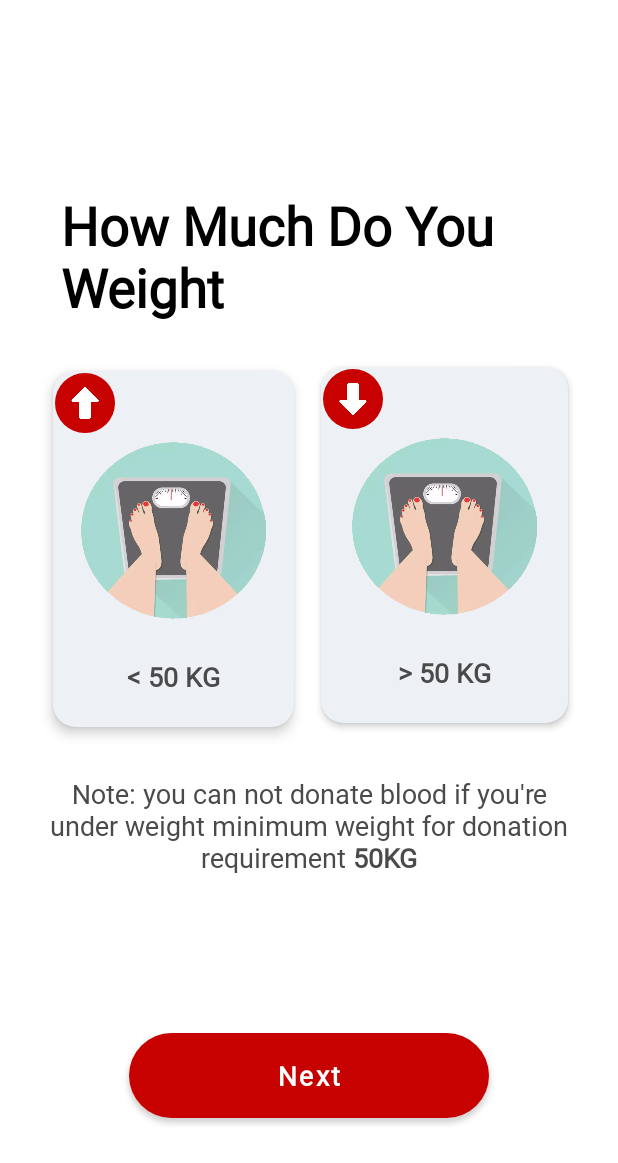
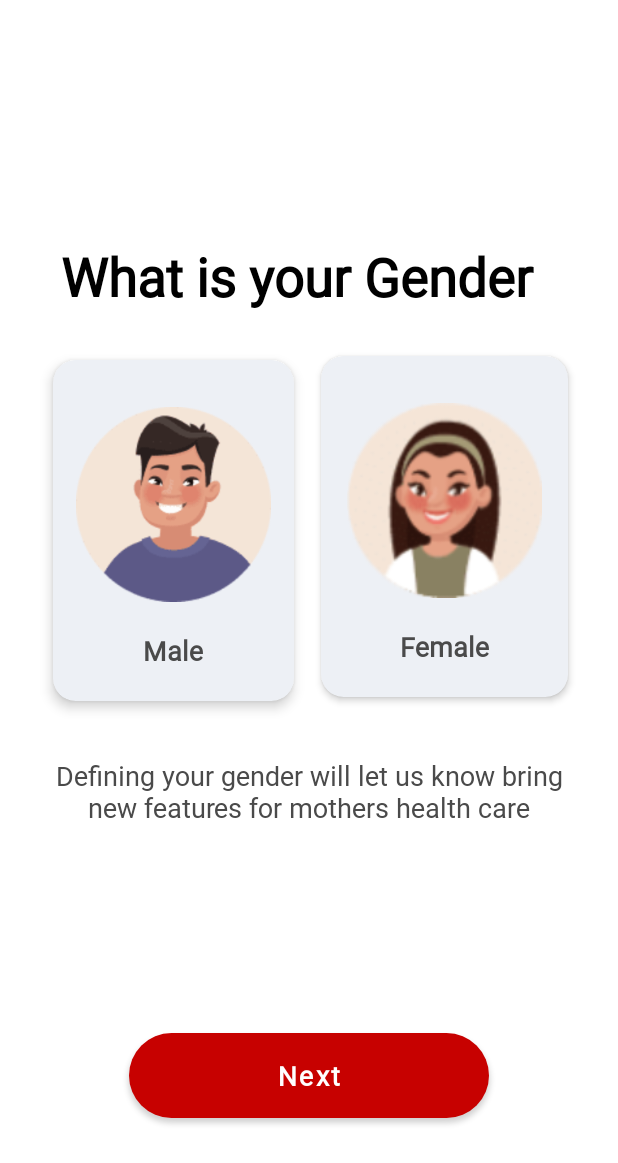
Before and after one commit to anikrakib/BloodDonation, an Android app: the fragment WeightFragment placed in its activity, after a tap on "Next", on a phone screen of 412 x 824 dp, the part 73-1236 px from its top. Run offline under Robolectric (Android 15) with nearby library versions, the phone set to English and light mode, and no system bars; 10 statements that could not run were skipped.

Commit message:
GenderFragment Design Complete

```diff
--- a/app/src/main/java/com/anikrakib/blooddonation/Fragment/BloodGroupFragment.java
+++ b/app/src/main/java/com/anikrakib/blooddonation/Fragment/BloodGroupFragment.java
@@ -66,16 +66,6 @@ public class BloodGroupFragment extends Fragment implements BloodGroupAdapter.On
             sendBundle.putString("social",receiveBundle.getString("social"));
             sendBundle.putString("bloodGroup",bloodGroup);
 
-            for (String key: sendBundle.keySet())
-            {
-                Log.d ("sendBundle", key + " is a key in the bundle");
-            }
-
-            for (String key: receiveBundle.keySet())
-            {
-                Log.d ("receiveBundle", key + " is a key in the bundle");
-            }
-
             WeightFragment weightFragment = new WeightFragment();
             weightFragment.setArguments(sendBundle);
             assert getFragmentManager() != null;
--- /dev/null
+++ b/app/src/main/java/com/anikrakib/blooddonation/Fragment/GenderFragment.java
@@ -0,0 +1,63 @@
+package com.anikrakib.blooddonation.Fragment;
+
+import android.os.Bundle;
+
+import androidx.fragment.app.Fragment;
+
+import android.util.Log;
+import android.view.LayoutInflater;
+import android.view.View;
+import android.view.ViewGroup;
+
+import com.anikrakib.blooddonation.Activity.SignUpActivity;
+import com.anikrakib.blooddonation.R;
+import com.anikrakib.blooddonation.databinding.FragmentGenderBinding;
+
+public class GenderFragment extends Fragment {
+    FragmentGenderBinding fragmentGenderBinding;
+
+    @Override
+    public void onCreate(Bundle savedInstanceState) {
+        super.onCreate(savedInstanceState);
+    }
+
+    @Override
+    public View onCreateView(LayoutInflater inflater, ViewGroup container,
+                             Bundle savedInstanceState) {
+        // Inflate the layout for this fragment
+        fragmentGenderBinding = FragmentGenderBinding.inflate(getLayoutInflater());
+
+        Bundle receiveBundle = this.getArguments();
+        Bundle sendBundle = new Bundle();
+
+        assert receiveBundle != null;
+        sendBundle.putString("email",receiveBundle.getString("email"));
+        sendBundle.putString("useName",receiveBundle.getString("userName"));
+        sendBundle.putString("password",receiveBundle.getString("userName"));
+        sendBundle.putString("phoneNo",receiveBundle.getString("phoneNo"));
+        sendBundle.putString("altPhoneNo",receiveBundle.getString("altPhoneNo"));
+        sendBundle.putString("social",receiveBundle.getString("social"));
+        sendBundle.putString("bloodGroup",receiveBundle.getString("bloodGroup"));
+        sendBundle.putString("weight",receiveBundle.getString("weight"));
+
+        AddressFragment addressFragment = new AddressFragment();
+        addressFragment.setArguments(sendBundle);
+        assert getFragmentManager() != null;
+        getFragmentManager().beginTransaction()
+                .replace(SignUpActivity.activitySignUpBinding.container.getId(),addressFragment)
+                .commit();
+
+
+//        Log.d ("data", "email:"+receiveBundle.getString("email"));
+//        Log.d ("data", "useName:"+receiveBundle.getString("useName"));
+//        Log.d ("data", "password:"+receiveBundle.getString("password"));
+//        Log.d ("data", "phoneNo:"+receiveBundle.getString("phoneNo"));
+//        Log.d ("data", "altPhoneNo:"+receiveBundle.getString("altPhoneNo"));
+//        Log.d ("data", "social:"+receiveBundle.getString("social"));
+//        Log.d ("data", "bloodGroup:"+receiveBundle.getString("bloodGroup"));
+//        Log.d ("data", "weight:"+receiveBundle.getString("weight"));
+
+
+        return fragmentGenderBinding.getRoot();
+    }
+}
--- a/app/src/main/java/com/anikrakib/blooddonation/Fragment/WeightFragment.java
+++ b/app/src/main/java/com/anikrakib/blooddonation/Fragment/WeightFragment.java
@@ -59,16 +59,6 @@ public class WeightFragment extends Fragment {
             sendBundle.putString("bloodGroup",receiveBundle.getString("bloodGroup"));
             sendBundle.putString("weight",weight);
 
-            for (String key: sendBundle.keySet())
-            {
-                Log.d ("sendBundle", key + " is a key in the bundle");
-            }
-
-            for (String key: receiveBundle.keySet())
-            {
-                Log.d ("receiveBundle", key + " is a key in the bundle");
-            }
-
             GenderFragment genderFragment = new GenderFragment();
             genderFragment.setArguments(sendBundle);
             assert getFragmentManager() != null;
--- /dev/null
+++ b/app/src/main/res/layout/fragment_gender.xml
@@ -0,0 +1,152 @@
+<?xml version="1.0" encoding="utf-8"?>
+<androidx.constraintlayout.widget.ConstraintLayout xmlns:android="http://schemas.android.com/apk/res/android"
+    xmlns:tools="http://schemas.android.com/tools"
+    android:layout_width="match_parent"
+    android:layout_height="match_parent"
+    xmlns:app="http://schemas.android.com/apk/res-auto"
+    tools:context=".Fragment.AboutYouFragment"
+    tools:targetApi="lollipop"
+    tools:ignore="HardcodedText,ContentDescription" >
+
+    <LinearLayout
+        android:layout_width="wrap_content"
+        android:layout_height="0dp"
+        android:layout_marginStart="@dimen/margin_10dp"
+        android:layout_marginEnd="@dimen/margin_10dp"
+        android:gravity="center"
+        android:orientation="vertical"
+        app:layout_constraintBottom_toTopOf="@+id/nextButton"
+        app:layout_constraintEnd_toEndOf="parent"
+        app:layout_constraintStart_toStartOf="parent"
+        app:layout_constraintTop_toTopOf="parent">
+
+        <TextView
+            android:layout_width="match_parent"
+            android:layout_height="wrap_content"
+            android:text="What is your Gender"
+            android:textStyle="bold"
+            android:textSize="35sp"
+            android:layout_marginStart="@dimen/margin_15dp"
+            android:layout_marginEnd="@dimen/margin_15dp"
+            android:textColor="@color/primaryTextColor"/>
+
+        <LinearLayout
+            android:layout_width="match_parent"
+            android:layout_height="wrap_content"
+            android:orientation="horizontal"
+            android:layout_marginTop="@dimen/margin_20dp">
+
+            <androidx.cardview.widget.CardView
+                android:id="@+id/genderMale"
+                android:layout_width="0dp"
+                android:layout_height="wrap_content"
+                android:layout_weight="1"
+                app:cardBackgroundColor="@color/textBoxBackgroundColor"
+                app:cardCornerRadius="@dimen/margin_15dp"
+                android:elevation="@dimen/margin_5dp"
+                app:cardElevation="5dp"
+                android:foreground="?android:attr/selectableItemBackground"
+                android:outlineAmbientShadowColor="@color/black"
+                app:cardUseCompatPadding="true"
+                app:contentPadding="1dp">
+
+                <RelativeLayout
+                    android:layout_width="match_parent"
+                    android:layout_height="match_parent">
+
+                    <ImageView
+                        android:id="@+id/imageView"
+                        android:layout_width="130dp"
+                        android:layout_height="130dp"
+                        android:scaleType="fitXY"
+                        android:src="@drawable/male"
+                        android:layout_alignParentTop="true"
+                        android:layout_marginTop="@dimen/margin_30dp"
+                        android:layout_centerHorizontal="true"/>
+
+                    <TextView
+                        android:id="@+id/male"
+                        android:layout_width="wrap_content"
+                        android:layout_height="wrap_content"
+                        android:text="Male"
+                        android:textColor="@color/secondaryTextColor"
+                        android:layout_below="@id/imageView"
+                        android:textSize="@dimen/text_size_18sp"
+                        android:textStyle="bold"
+                        android:layout_centerHorizontal="true"
+                        android:layout_marginTop="@dimen/margin_20dp"
+                        android:layout_marginBottom="@dimen/margin_20dp"/>
+
+                </RelativeLayout>
+
+            </androidx.cardview.widget.CardView>
+
+            <androidx.cardview.widget.CardView
+                android:id="@+id/genderFemale"
+                android:layout_width="0dp"
+                android:layout_height="wrap_content"
+                android:layout_weight="1"
+                app:cardBackgroundColor="@color/textBoxBackgroundColor"
+                app:cardCornerRadius="@dimen/margin_15dp"
+                android:foreground="?android:attr/selectableItemBackground"
+                android:elevation="@dimen/margin_5dp"
+                app:cardElevation="3dp"
+                android:outlineAmbientShadowColor="@color/black"
+                app:cardUseCompatPadding="true"
+                app:contentPadding="1dp">
+
+                <RelativeLayout
+                    android:layout_width="match_parent"
+                    android:layout_height="match_parent">
+
+                    <ImageView
+                        android:id="@+id/imageView2"
+                        android:layout_width="130dp"
+                        android:layout_height="130dp"
+                        android:scaleType="fitXY"
+                        android:src="@drawable/female"
+                        android:layout_alignParentTop="true"
+                        android:layout_marginTop="@dimen/margin_30dp"
+                        android:layout_centerHorizontal="true"/>
+
+                    <TextView
+                        android:id="@+id/female"
+                        android:layout_width="wrap_content"
+                        android:layout_height="wrap_content"
+                        android:text="Female"
+                        android:textColor="@color/secondaryTextColor"
+                        android:layout_below="@id/imageView2"
+                        android:textSize="@dimen/text_size_18sp"
+                        android:textStyle="bold"
+                        android:layout_centerHorizontal="true"
+                        android:layout_marginTop="@dimen/margin_20dp"
+                        android:layout_marginBottom="@dimen/margin_20dp"/>
+
+                </RelativeLayout>
+
+            </androidx.cardview.widget.CardView>
+
+        </LinearLayout>
+
+        <TextView
+            android:layout_width="match_parent"
+            android:layout_height="wrap_content"
+            android:text="Defining your gender will let us know bring new features for mothers health care"
+            android:textColor="@color/secondaryTextColor"
+            android:gravity="center"
+            android:textSize="@dimen/text_size_18sp"
+            android:layout_marginTop="@dimen/margin_25dp"/>
+
+
+    </LinearLayout>
+
+    <Button
+        android:id="@+id/nextButton"
+        style="@style/fragmentNextButtonStyle"
+        android:layout_width="@dimen/fragment_next_button_width"
+        android:layout_height="wrap_content"
+        app:layout_constraintBottom_toBottomOf="parent"
+        app:layout_constraintEnd_toEndOf="parent"
+        app:layout_constraintStart_toStartOf="parent" />
+
+</androidx.constraintlayout.widget.ConstraintLayout>
```
Also changed, not shown: app/src/main/res/drawable-v24/female.png (added), app/src/main/res/drawable-v24/male.png (added).
